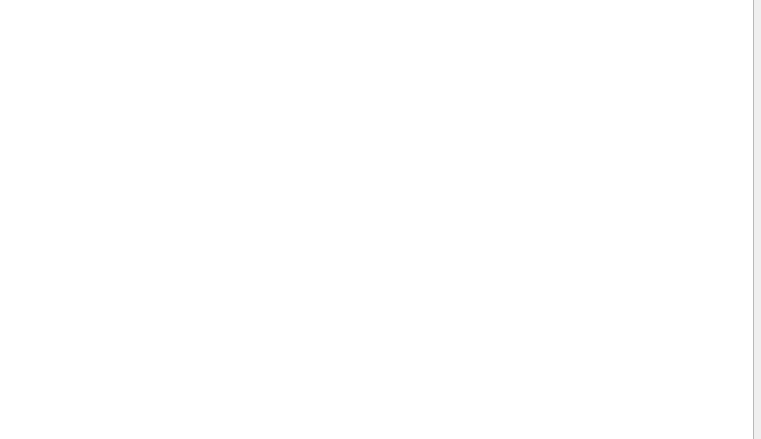
First picture: the form in usermanagement.ui, repository WooodHead/labelling3, before the edit.
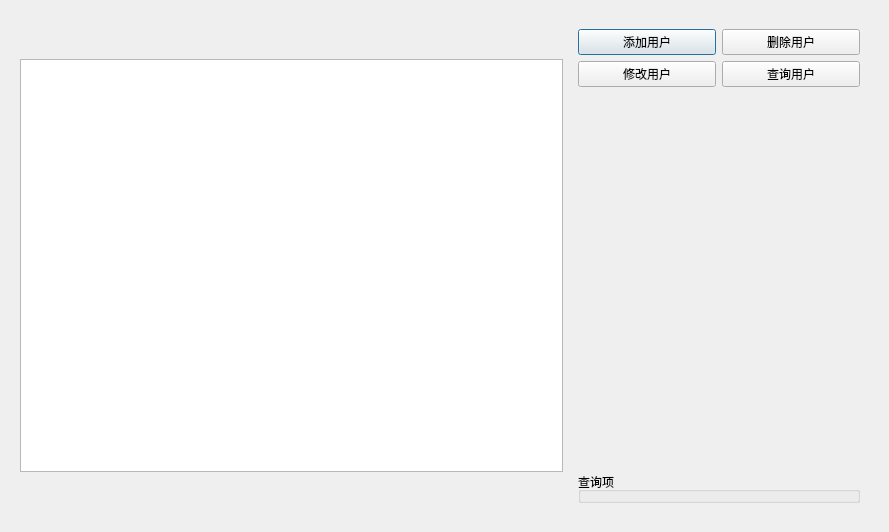
Second picture: the form after the edit.

Patch:
```diff
--- a/usermanagement.ui
+++ b/usermanagement.ui
@@ -6,84 +6,114 @@
    <rect>
     <x>0</x>
     <y>0</y>
-    <width>761</width>
-    <height>439</height>
+    <width>889</width>
+    <height>532</height>
    </rect>
   </property>
   <property name="windowTitle">
    <string>Dialog</string>
   </property>
+  <layout class="QHBoxLayout" name="horizontalLayout">
+   <item>
   <widget class="QWidget" name="widget" native="true">
-   <property name="geometry">
-    <rect>
-     <x>-1</x>
-     <y>-1</y>
-     <width>761</width>
-     <height>441</height>
-    </rect>
-   </property>
-   <layout class="QGridLayout" name="gridLayout">
-    <item row="0" column="0">
-     <widget class="QTableView" name="tableView"/>
-    </item>
-    <item row="0" column="1">
+     <layout class="QHBoxLayout" name="horizontalLayout_2">
+      <item>
+       <widget class="QTableView" name="_userTableView">
+        <property name="minimumSize">
+         <size>
+          <width>543</width>
+          <height>413</height>
+         </size>
+        </property>
+        <property name="maximumSize">
+         <size>
+          <width>543</width>
+          <height>413</height>
+         </size>
+        </property>
+       </widget>
+      </item>
+      <item>
      <widget class="QWidget" name="widget_2" native="true">
-      <widget class="QPushButton" name="pushButton">
-       <property name="geometry">
-        <rect>
-         <x>15</x>
-         <y>9</y>
-         <width>85</width>
-         <height>30</height>
-        </rect>
-       </property>
+        <layout class="QVBoxLayout" name="verticalLayout">
+         <item>
+          <layout class="QGridLayout" name="gridLayout_2">
+           <item row="0" column="0">
+            <widget class="QPushButton" name="_addUser">
        <property name="text">
         <string>添加用户</string>
        </property>
       </widget>
-      <widget class="QPushButton" name="pushButton_2">
-       <property name="geometry">
-        <rect>
-         <x>15</x>
-         <y>45</y>
-         <width>85</width>
-         <height>30</height>
-        </rect>
-       </property>
+           </item>
+           <item row="0" column="1">
+            <widget class="QPushButton" name="_deleteUser">
        <property name="text">
         <string>删除用户</string>
        </property>
       </widget>
-      <widget class="QPushButton" name="pushButton_3">
-       <property name="geometry">
-        <rect>
-         <x>15</x>
-         <y>81</y>
-         <width>85</width>
-         <height>30</height>
-        </rect>
-       </property>
+           </item>
+           <item row="1" column="0">
+            <widget class="QPushButton" name="_editUser">
        <property name="text">
         <string>修改用户</string>
        </property>
       </widget>
-      <widget class="QPushButton" name="pushButton_4">
-       <property name="geometry">
-        <rect>
-         <x>15</x>
-         <y>117</y>
-         <width>85</width>
-         <height>30</height>
-        </rect>
-       </property>
+           </item>
+           <item row="1" column="1">
+            <widget class="QPushButton" name="_searchUser">
        <property name="text">
         <string>查询用户</string>
        </property>
       </widget>
-     </widget>
-    </item>
-   </layout>
-  </widget>
+           </item>
+          </layout>
+         </item>
+         <item>
+          <spacer name="verticalSpacer">
+           <property name="orientation">
+            <enum>Qt::Vertical</enum>
+           </property>
+           <property name="sizeHint" stdset="0">
+            <size>
+             <width>20</width>
+             <height>274</height>
+            </size>
+           </property>
+          </spacer>
+         </item>
+         <item>
+          <widget class="QGroupBox" name="groupBox">
+           <property name="title">
+            <string>查询项</string>
+           </property>
+           <widget class="QLabel" name="label">
+            <property name="geometry">
+             <rect>
+              <x>40</x>
+              <y>70</y>
+              <width>66</width>
+              <height>17</height>
+             </rect>
+            </property>
+            <property name="text">
+             <string>TextLabel</string>
+            </property>
+           </widget>
+          </widget>
+         </item>
+        </layout>
+        <zorder>groupBox</zorder>
+        <zorder>_editUser</zorder>
+        <zorder>_searchUser</zorder>
+        <zorder>_addUser</zorder>
+        <zorder>_deleteUser</zorder>
+        <zorder>verticalSpacer</zorder>
+       </widget>
+      </item>
+     </layout>
+    </widget>
+   </item>
+  </layout>
  </widget>
  <resources/>
  <connections/>
```
Lines whose indentation alone changed are shown as unchanged.
